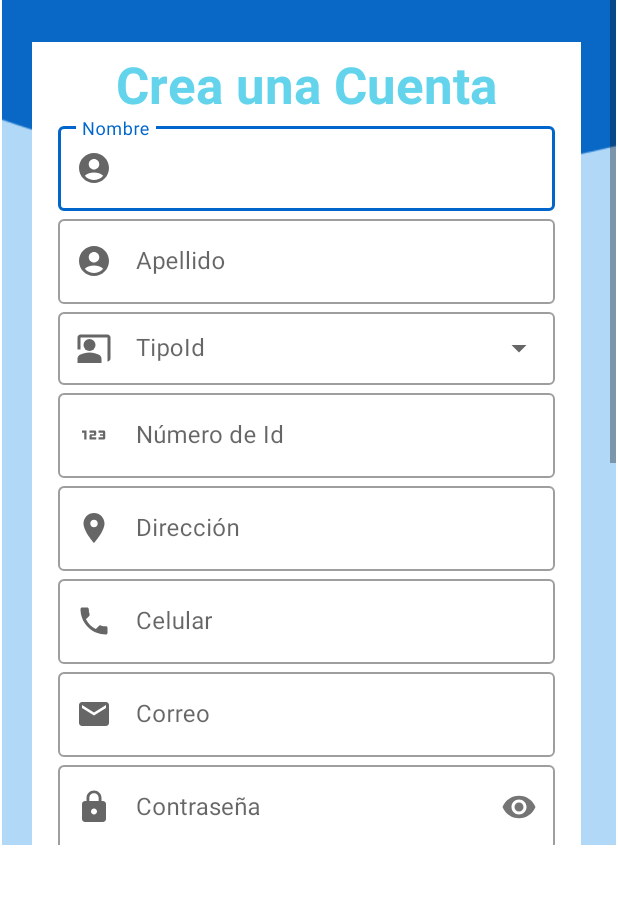
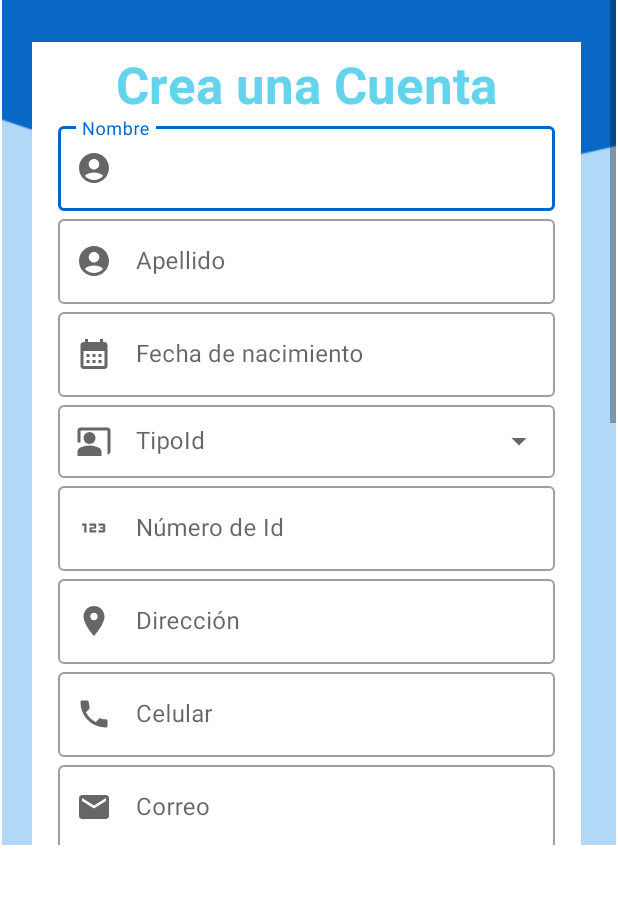
Before and after one commit to andersonjalvarado/talk_to_me, an Android app: the SProfesionalActivity screen opened directly, with no data from a screen before it, on a phone screen of 412 x 824 dp, the part 320-1224 px from its top. Run offline under Robolectric (Android 15) with nearby library versions, the light colour scheme and no system bars.

Commit message:
Fecha nacimiento en registro

```diff
--- a/app/src/main/java/edu/puj/talktome/SProfesionalActivity.java
+++ b/app/src/main/java/edu/puj/talktome/SProfesionalActivity.java
@@ -3,28 +3,50 @@ package edu.puj.talktome;
 import androidx.appcompat.app.AppCompatActivity;
 import edu.puj.talktome.databinding.ActivitySprofesionalBinding;
 
+import android.app.DatePickerDialog;
 import android.content.Intent;
 import android.os.Bundle;
 import android.view.View;
 import android.widget.ArrayAdapter;
 import android.widget.AutoCompleteTextView;
+import android.widget.DatePicker;
 import android.widget.Toast;
 
-public class SProfesionalActivity extends AppCompatActivity {
+import java.util.Calendar;
+
+public class SProfesionalActivity extends AppCompatActivity implements View.OnClickListener {
 
     private ActivitySprofesionalBinding binding;
-
+    private int dia, mes, ano;
     @Override
     protected void onCreate(Bundle savedInstanceState) {
         super.onCreate(savedInstanceState);
         binding = ActivitySprofesionalBinding.inflate(getLayoutInflater());
         setContentView(binding.getRoot());
+
+        //Calendario
+        binding.creaTextView.setOnClickListener(this);
         //Spinner android
         llenarSpinner();
 
         binding.btnInicioSesion.setOnClickListener(view -> {
             registrarse();
         });
+    }
+    @Override
+    public void onClick(View view) {
+        final Calendar calendar = Calendar.getInstance();
+        dia = calendar.get(Calendar.DAY_OF_MONTH);
+        mes = calendar.get(Calendar.MONTH);
+        ano = calendar.get(Calendar.YEAR);
+
+        DatePickerDialog datePickerDialog = new DatePickerDialog(this, new DatePickerDialog.OnDateSetListener() {
+            @Override
+            public void onDateSet(DatePicker datePicker, int year, int monthOfYear, int dayOfMonth) {
+                binding.textNacimiento.setText(dayOfMonth+"/"+(monthOfYear+1)+"/"+year);
+            }
+        },dia,mes,ano);
+        datePickerDialog.show();
     }
     private void registrarse(){
         Intent intent = new Intent(this,RegistroActivity.class);
@@ -43,4 +65,6 @@ public class SProfesionalActivity extends AppCompatActivity {
         AutoCompleteTextView autoCompleteTextView = (AutoCompleteTextView) findViewById(R.id.tipoId_exposed);
         autoCompleteTextView.setAdapter(adapter);
     }
+
+
 }
--- /dev/null
+++ b/app/src/main/res/drawable/ic_baseline_calendar_month_24.xml
@@ -0,0 +1,5 @@
+<vector android:height="24dp" android:tint="#909093"
+    android:viewportHeight="24" android:viewportWidth="24"
+    android:width="24dp" xmlns:android="http://schemas.android.com/apk/res/android">
+    <path android:fillColor="@android:color/white" android:pathData="M19,4h-1V2h-2v2H8V2H6v2H5C3.89,4 3.01,4.9 3.01,6L3,20c0,1.1 0.89,2 2,2h14c1.1,0 2,-0.9 2,-2V6C21,4.9 20.1,4 19,4zM19,20H5V10h14V20zM9,14H7v-2h2V14zM13,14h-2v-2h2V14zM17,14h-2v-2h2V14zM9,18H7v-2h2V18zM13,18h-2v-2h2V18zM17,18h-2v-2h2V18z"/>
+</vector>
--- /dev/null
+++ b/app/src/main/res/drawable/ic_calendar_.xml
@@ -0,0 +1,5 @@
+<vector android:height="24dp" android:tint="#7CCEE7"
+    android:viewportHeight="24" android:viewportWidth="24"
+    android:width="24dp" xmlns:android="http://schemas.android.com/apk/res/android">
+    <path android:fillColor="@android:color/white" android:pathData="M19,4h-1V2h-2v2H8V2H6v2H5C3.89,4 3.01,4.9 3.01,6L3,20c0,1.1 0.89,2 2,2h14c1.1,0 2,-0.9 2,-2V6C21,4.9 20.1,4 19,4zM19,20H5V10h14V20zM9,14H7v-2h2V14zM13,14h-2v-2h2V14zM17,14h-2v-2h2V14zM9,18H7v-2h2V18zM13,18h-2v-2h2V18zM17,18h-2v-2h2V18z"/>
+</vector>
--- a/app/src/main/res/layout/activity_sprofesional.xml
+++ b/app/src/main/res/layout/activity_sprofesional.xml
@@ -87,7 +87,7 @@
 
             <LinearLayout
                 android:layout_width="366dp"
-                android:layout_height="926dp"
+                android:layout_height="993dp"
                 android:layout_marginLeft="20dp"
                 android:layout_marginTop="-90dp"
                 android:layout_marginRight="20dp"
@@ -140,6 +140,24 @@
                     <com.google.android.material.textfield.TextInputEditText
                         android:layout_width="match_parent"
                         android:layout_height="wrap_content"></com.google.android.material.textfield.TextInputEditText>
+                </com.google.android.material.textfield.TextInputLayout>
+
+                <com.google.android.material.textfield.TextInputLayout
+                    android:id="@+id/fechaTextField"
+                    style="@style/Widget.MaterialComponents.TextInputLayout.OutlinedBox"
+                    android:layout_width="match_parent"
+                    android:layout_height="wrap_content"
+                    android:layout_marginLeft="12dp"
+                    android:layout_marginRight="12dp"
+                    android:hint="@string/Fecha"
+                    app:startIconDrawable="@drawable/ic_calendar_">
+
+                    <com.google.android.material.textfield.TextInputEditText
+                        android:id="@+id/textNacimiento"
+                        android:layout_width="match_parent"
+                        android:layout_height="wrap_content"
+                        android:clickable="false"
+                        android:focusable="false"></com.google.android.material.textfield.TextInputEditText>
                 </com.google.android.material.textfield.TextInputLayout>
 
                 <com.google.android.material.textfield.TextInputLayout
--- a/app/src/main/res/values/strings.xml
+++ b/app/src/main/res/values/strings.xml
@@ -7,6 +7,7 @@
     <string name="Registrarse">Registrarse</string>
     <string name="Nombre">Nombre</string>
     <string name="Apellido">Apellido</string>
+    <string name="Fecha">Fecha de nacimiento</string>
     <string name="TipoId">TipoId</string>
     <string name="NId">Número de Id</string>
     <string name="Cel">Celular</string>
--- a/app/src/main/res/values/themes.xml
+++ b/app/src/main/res/values/themes.xml
@@ -13,5 +13,6 @@
         <item name="android:statusBarColor" tools:targetApi="l">?attr/colorPrimaryVariant</item>
         <!-- Customize your theme here. -->
         <item name="android:windowContentTransitions">true</item>
+        <item name="android:colorAccent">@color/blue_btn</item>
     </style>
 </resources>
```
Also changed, not shown: app/src/main/java/edu/puj/talktome/STalkerActivity.java (+31 -1 lines), app/src/main/res/layout/activity_stalker.xml (+20 -1 lines).
